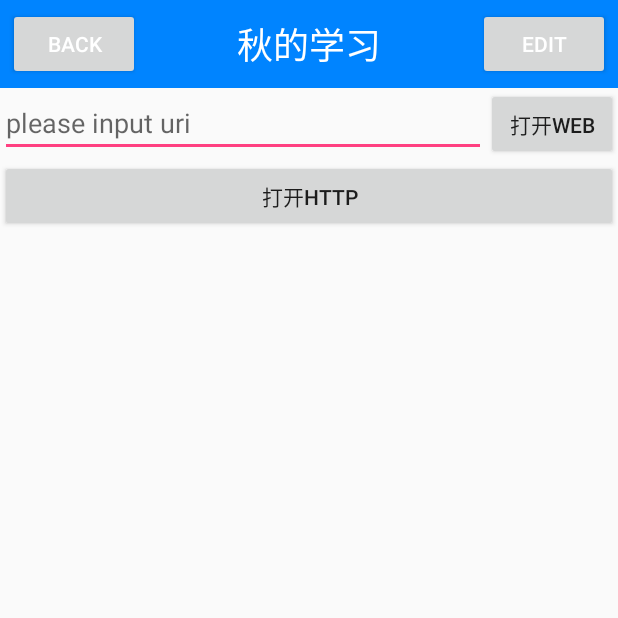
After one commit to liqiuhua/AndroidActivityStudy, an Android app: the NetworkActivity screen opened directly, with no data from a screen before it, on a phone screen of 412 x 824 dp, the top half of it. The commit adds this screen. Run offline under Robolectric (Android 15) with nearby library versions, the phone set to English and light mode, and no system bars.

Commit message:
增加了网络实例，http和web服务

```diff
--- a/app/src/main/java/com/example/leo/activitystudy/FirstActivity.java
+++ b/app/src/main/java/com/example/leo/activitystudy/FirstActivity.java
@@ -12,6 +12,7 @@ import android.widget.Toast;
 
 import com.example.leo.activitystudy.Login.LoginActivity;
 import com.example.leo.activitystudy.Media.MediaActivity;
+import com.example.leo.activitystudy.Network.NetworkActivity;
 import com.example.leo.activitystudy.TelephoneBook.TelphoneBookActivity;
 
 public class FirstActivity extends BaseActivity implements View.OnClickListener {
@@ -36,6 +37,7 @@ public class FirstActivity extends BaseActivity implements View.OnClickListener
         ((Button)findViewById(R.id.gotoBroadcastActivity)).setOnClickListener(this);
         ((Button)findViewById(R.id.gotoLoginActivity)).setOnClickListener(this);
         ((Button)findViewById(R.id.gotoMediaActivity)).setOnClickListener(this);
+        ((Button)findViewById(R.id.gotoNetworkActivity)).setOnClickListener(this);
 
     }
 
@@ -95,6 +97,10 @@ public class FirstActivity extends BaseActivity implements View.OnClickListener
                 break;
             case R.id.gotoMediaActivity:
                 intent= new Intent(FirstActivity.this, MediaActivity.class);
+                startActivity(intent);
+                break;
+            case R.id.gotoNetworkActivity:
+                intent= new Intent(FirstActivity.this, NetworkActivity.class);
                 startActivity(intent);
                 break;
                 default:break;
--- /dev/null
+++ b/app/src/main/java/com/example/leo/activitystudy/Network/HttpCallbackListener.java
@@ -0,0 +1,6 @@
+package com.example.leo.activitystudy.Network;
+
+public interface HttpCallbackListener {
+    void onFinish(String response);
+    void onError(Exception e);
+}
--- /dev/null
+++ b/app/src/main/java/com/example/leo/activitystudy/Network/NetworkActivity.java
@@ -0,0 +1,38 @@
+package com.example.leo.activitystudy.Network;
+
+import android.content.Intent;
+import android.content.IntentFilter;
+import android.support.v7.app.AppCompatActivity;
+import android.os.Bundle;
+import android.view.View;
+import android.widget.EditText;
+
+import com.example.leo.activitystudy.BaseActivity;
+import com.example.leo.activitystudy.R;
+
+public class NetworkActivity extends BaseActivity implements View.OnClickListener {
+
+    private EditText editTextInputUri;
+    @Override
+    protected void onCreate(Bundle savedInstanceState) {
+        super.onCreate(savedInstanceState);
+        setContentView(R.layout.network_layout);
+        findViewById(R.id.pbtnOpenWeb).setOnClickListener(this);
+        editTextInputUri = (EditText)findViewById(R.id.editTextInputUri);
+        findViewById(R.id.pbtnOpenHttp).setOnClickListener(this);
+    }
+
+    @Override
+    public void onClick(View v) {
+        switch (v.getId())
+        {
+            case R.id.pbtnOpenWeb:
+                WebActivity.actionStart(this,editTextInputUri.getText().toString());
+                break;
+            case R.id.pbtnOpenHttp:
+                Intent intent= new Intent(this,HttpActivity.class);
+                startActivity(intent);
+                break;
+        }
+    }
+}
--- /dev/null
+++ b/app/src/main/res/layout/network_layout.xml
@@ -0,0 +1,37 @@
+<?xml version="1.0" encoding="utf-8"?>
+<LinearLayout xmlns:android="http://schemas.android.com/apk/res/android"
+    xmlns:app="http://schemas.android.com/apk/res-auto"
+    xmlns:tools="http://schemas.android.com/tools"
+    android:layout_width="match_parent"
+    android:layout_height="match_parent"
+    tools:context=".Network.NetworkActivity"
+    android:orientation="vertical">
+
+    <com.example.leo.activitystudy.TitleLayout
+        android:layout_width="match_parent"
+        android:layout_height="wrap_content">
+    </com.example.leo.activitystudy.TitleLayout>
+    <LinearLayout
+        android:layout_width="match_parent"
+        android:layout_height="wrap_content"
+        android:orientation="horizontal">
+        <EditText
+            android:id="@+id/editTextInputUri"
+            android:layout_width="match_parent"
+            android:layout_weight="4"
+            android:layout_height="wrap_content"
+            android:hint="please input uri"/>
+        <Button
+            android:id="@+id/pbtnOpenWeb"
+            android:layout_width="wrap_content"
+            android:layout_height="wrap_content"
+            android:text="打开web"/>
+    </LinearLayout>
+    <Button
+        android:id="@+id/pbtnOpenHttp"
+        android:layout_width="match_parent"
+        android:layout_height="wrap_content"
+        android:text="打开Http"/>
+
+
+</LinearLayout>
--- a/app/src/main/res/xml/file_paths.xml
+++ b/app/src/main/res/xml/file_paths.xml
@@ -1,6 +1,6 @@
 <?xml version="1.0" encoding="utf-8"?>
 <!--suppress AndroidDomInspection -->
-<paths xmlns:android="http://schemas.android.com/apk/res/android">
+<paths>
 <external-path
     name="camera_image_path"
     path=""/>
```
Also changed, not shown: app/src/main/AndroidManifest.xml (+10 -4 lines), app/src/main/java/com/example/leo/activitystudy/Network/HttpActivity.java (added, +64 -0 lines), app/src/main/java/com/example/leo/activitystudy/Network/HttpUtil.java (added, +55 -0 lines), app/src/main/java/com/example/leo/activitystudy/Network/WebActivity.java (added, +72 -0 lines), app/src/main/res/layout/activity_http.xml (added, +34 -0 lines), app/src/main/res/layout/activity_web.xml (added, +32 -0 lines), app/src/main/res/layout/media_layout.xml (+0 -9 lines), 1 other file.
